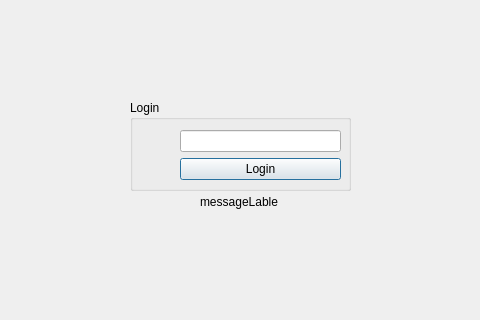
This is login.ui in marcobombe/thermostatPi as Qt 5 draws it before an edit. The edited form follows.
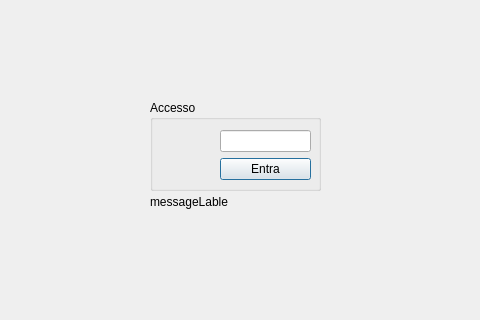
This is the edited form. Icons and pictures are not drawn.

The edit to the form file:
```diff
--- a/login.ui
+++ b/login.ui
@@ -28,19 +28,19 @@
   <widget class="QGroupBox" name="gbLogin">
    <property name="geometry">
     <rect>
-     <x>130</x>
+     <x>150</x>
      <y>100</y>
-     <width>221</width>
+     <width>171</width>
      <height>91</height>
     </rect>
    </property>
    <property name="title">
-    <string>Login</string>
+    <string>Accesso</string>
    </property>
    <widget class="QLabel" name="lUserIcon">
     <property name="geometry">
      <rect>
-      <x>10</x>
+      <x>20</x>
       <y>40</y>
       <width>32</width>
       <height>32</height>
@@ -56,9 +56,9 @@
    <widget class="QWidget" name="gridLayoutWidget">
     <property name="geometry">
      <rect>
-      <x>50</x>
+      <x>70</x>
       <y>30</y>
-      <width>161</width>
+      <width>91</width>
       <height>51</height>
      </rect>
     </property>
@@ -75,7 +75,7 @@
         </sizepolicy>
        </property>
        <property name="text">
-        <string>Login</string>
+        <string>Entra</string>
        </property>
       </widget>
      </item>
@@ -85,7 +85,7 @@
   <widget class="QLabel" name="lMessage">
    <property name="geometry">
     <rect>
-     <x>200</x>
+     <x>150</x>
      <y>190</y>
      <width>158</width>
      <height>23</height>
```
